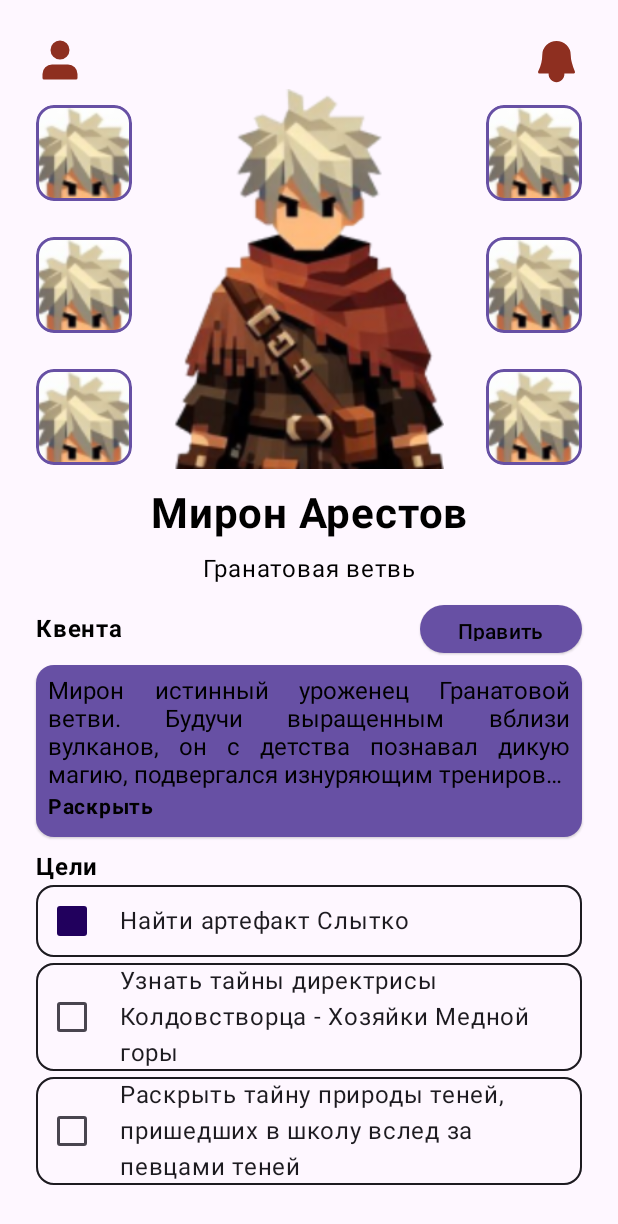
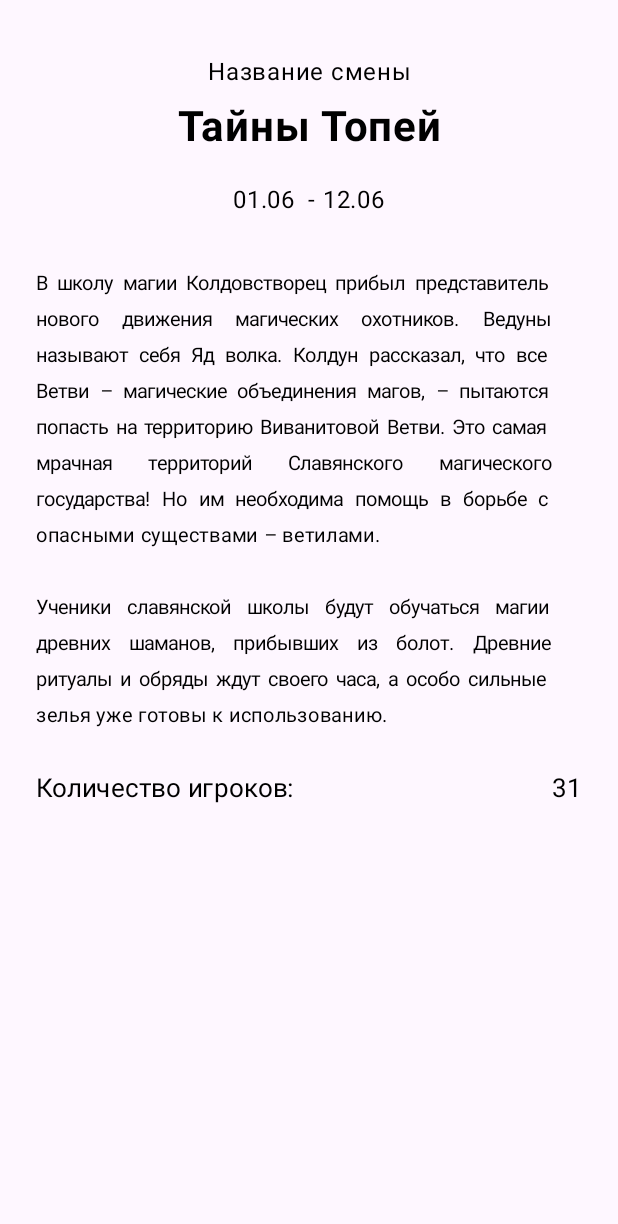
Before and after one commit to peterkrglv/drujite, an Android app built with Jetpack Compose: the screen it shows after launch (MainView before the commit, MainActivity after it), on a phone screen of 412 x 824 dp. Shown: the top 1224 px of the screen. Run offline under Robolectric (Android 15) with nearby library versions, the phone set to English and light mode, and no system bars.

Commit message:
ui for Timetable and AboutSession added

```diff
--- a/app/src/main/AndroidManifest.xml
+++ b/app/src/main/AndroidManifest.xml
@@ -13,7 +13,7 @@
         android:theme="@style/Theme.Drujite"
         tools:targetApi="31">
         <activity
-            android:name=".ui.MainView"
+            android:name=".ui.MainActivity"
             android:exported="true">
             <intent-filter>
                 <action android:name="android.intent.action.MAIN" />
--- /dev/null
+++ b/app/src/main/java/com/example/drujite/AboutSession/AboutSessionState.kt
@@ -0,0 +1 @@
+package com.example.drujite.AboutSession
--- /dev/null
+++ b/app/src/main/java/com/example/drujite/AboutSession/AboutSessionView.kt
@@ -0,0 +1,91 @@
+package com.example.drujite.AboutSession
+
+import androidx.compose.foundation.background
+import androidx.compose.foundation.layout.Arrangement
+import androidx.compose.foundation.layout.Column
+import androidx.compose.foundation.layout.Row
+import androidx.compose.foundation.layout.fillMaxSize
+import androidx.compose.foundation.layout.fillMaxWidth
+import androidx.compose.foundation.layout.padding
+import androidx.compose.foundation.rememberScrollState
+import androidx.compose.foundation.verticalScroll
+import androidx.compose.material3.MaterialTheme
+import androidx.compose.material3.Text
+import androidx.compose.runtime.Composable
+import androidx.compose.ui.Alignment
+import androidx.compose.ui.Modifier
+import androidx.compose.ui.text.style.TextAlign
+import androidx.compose.ui.tooling.preview.Preview
+import androidx.compose.ui.unit.dp
+import androidx.compose.ui.unit.sp
+import com.example.compose.AppTheme
+import com.example.drujite.domain.SessionModel
+import com.example.drujite.ui.MyTitle
+import com.example.drujite.ui.MyTitle2
+
+@Composable
+fun AboutSessionView() {
+    MainState()
+}
+
+@Composable
+fun MainState() {
+    val session = SessionModel(
+        name = "Тайны Топей",
+        description = "В школу магии Колдовстворец прибыл представитель нового движения магических охотников. Ведуны называют себя Яд волка. Колдун рассказал, что все Ветви – магические объединения магов, – пытаются попасть на территорию Виванитовой Ветви. Это самая мрачная территорий Славянского магического государства! Но им необходима помощь в борьбе с опасными существами – ветилами.\n" +
+                "\n" +
+                "Ученики славянской школы будут обучаться магии древних шаманов, прибывших из болот. Древние ритуалы и обряды ждут своего часа, а особо сильные зелья уже готовы к использованию.",
+        dates = "01.06  - 12.06",
+        nOfPlayers = 31
+    )
+    Column(
+        modifier = Modifier
+            .fillMaxSize()
+            .background(MaterialTheme.colorScheme.surface)
+            .padding(
+                horizontal = 24.dp,
+                vertical = 32.dp
+            )
+            .padding(bottom = 32.dp)
+            .verticalScroll(rememberScrollState())
+    ) {
+        Column(
+            modifier = Modifier.fillMaxWidth(),
+            horizontalAlignment = Alignment.CenterHorizontally
+        ) {
+            MyTitle2(text = "Название смены")
+            MyTitle(text = session.name)
+            Text(modifier = Modifier.padding(vertical = 16.dp), text = session.dates)
+        }
+        Text(
+            modifier = Modifier.padding(vertical = 16.dp),
+            text = session.description,
+            fontSize = 13.sp,
+            textAlign = TextAlign.Justify
+        )
+        Row(
+            modifier = Modifier.fillMaxWidth(),
+            horizontalArrangement = Arrangement.SpaceBetween,
+        ) {
+            Text(
+                modifier = Modifier.padding(vertical = 8.dp),
+                text = "Количество игроков:",
+                fontSize = 17.sp
+            )
+            Text(
+                modifier = Modifier.padding(vertical = 8.dp),
+                text = session.nOfPlayers.toString(),
+                fontSize = 17.sp
+            )
+        }
+    }
+
+}
+
+@Preview(showSystemUi = true)
+@Composable
+fun PreviewAboutSessionView() {
+    AppTheme {
+        AboutSessionView()
+    }
+}
--- /dev/null
+++ b/app/src/main/java/com/example/drujite/AboutSession/AboutSessionViewModel.kt
@@ -0,0 +1,4 @@
+package com.example.drujite.AboutSession
+
+class AboutSessionViewModel {
+}
--- /dev/null
+++ b/app/src/main/java/com/example/drujite/domain/SessionModel.kt
@@ -0,0 +1,8 @@
+package com.example.drujite.domain
+
+data class SessionModel(
+    val name: String,
+    val description: String,
+    val dates: String,
+    val nOfPlayers: Int,
+)
--- a/app/src/main/java/com/example/drujite/ui/MainView.kt
+++ b/app/src/main/java/com/example/drujite/ui/MainActivity.kt
@@ -5,15 +5,17 @@ import androidx.activity.ComponentActivity
 import androidx.activity.compose.setContent
 import androidx.activity.enableEdgeToEdge
 import com.example.compose.AppTheme
+import com.example.drujite.AboutSession.AboutSessionView
+import com.example.drujite.ui.Timetable.TimeTableView
 import com.example.drujite.ui.character.CharacterView
 
-class MainView : ComponentActivity() {
+class MainActivity : ComponentActivity() {
     override fun onCreate(savedInstanceState: Bundle?) {
         super.onCreate(savedInstanceState)
         enableEdgeToEdge()
         setContent {
             AppTheme {
-                CharacterView()
+                AboutSessionView()
             }
         }
     }
--- a/app/src/main/java/com/example/drujite/ui/MyComposables.kt
+++ b/app/src/main/java/com/example/drujite/ui/MyComposables.kt
@@ -110,7 +110,7 @@ fun MyText(
 fun ShortenedTextBig(text: String, maxLines: Int) {
     val isTextOverFlow = remember { mutableStateOf(false) }
     val isTextShortened = remember { mutableStateOf(true) }
-    val lines = remember { mutableStateOf(4) }
+    val lines = remember { mutableStateOf(maxLines) }
     val textButtonText = remember { mutableStateOf("Подробнее") }
 
     Column(
@@ -120,8 +120,7 @@ fun ShortenedTextBig(text: String, maxLines: Int) {
             modifier = Modifier,
             text = text,
             fontSize = 16.sp,
-            maxLines = 4,
-            overflow = TextOverflow.Ellipsis,
+            maxLines = lines.value,
             onTextLayout = { textLayoutResult ->
                 if (textLayoutResult.didOverflowHeight) {
                     isTextOverFlow.value = true
--- /dev/null
+++ b/app/src/main/java/com/example/drujite/ui/Timetable/TimetableState.kt
@@ -0,0 +1 @@
+package com.example.drujite.ui.Timetable
--- /dev/null
+++ b/app/src/main/java/com/example/drujite/ui/Timetable/TimetableViewModel.kt
@@ -0,0 +1 @@
+package com.example.drujite.ui.Timetable
--- a/app/src/main/java/com/example/drujite/ui/character/CharacterView.kt
+++ b/app/src/main/java/com/example/drujite/ui/character/CharacterView.kt
@@ -69,7 +69,8 @@ fun MainState() {
         modifier = Modifier
             .fillMaxSize()
             .background(MaterialTheme.colorScheme.surface)
-            .padding(24.dp)
+            .padding(horizontal = 24.dp, vertical = 32.dp)
+            .padding(bottom = 32.dp)
             .verticalScroll(rememberScrollState())
 
     ) {
@@ -159,7 +160,7 @@ fun MainState() {
                 shape = RoundedCornerShape(12.dp)
             ) {
                 ShortenedTextBig(
-                    text = "Мирон истинный уроженец Гранатовой ветви. Будучи выращенным вблизи вулканов, он с детства познавал дикую магию, подвергался изнуряющим тренировкам и был свидетелем...",
+                    text = "Мирон истинный уроженец Гранатовой ветви. Будучи выращенным вблизи вулканов, он с детства познавал дикую магию, подвергался изнуряющим тренировкам и был свидетелем...\n\n\n\n\n\n\n\nОчень длинное поле",
                     maxLines = 4
                 )
             }
```
Also changed, not shown: app/src/main/java/com/example/drujite/domain/TimeTableItemModel.kt (added, +80 -0 lines), app/src/main/java/com/example/drujite/ui/Timetable/TimeTableView.kt (added, +84 -0 lines), app/src/main/java/com/example/drujite/ui/navigation_view/NavigationView.kt (added).
